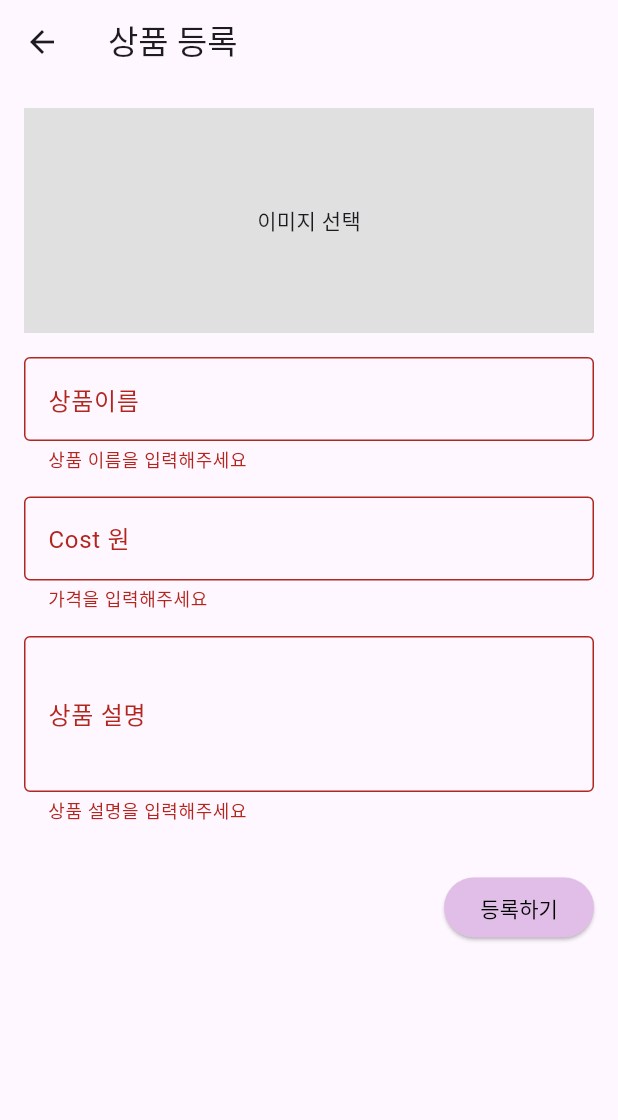
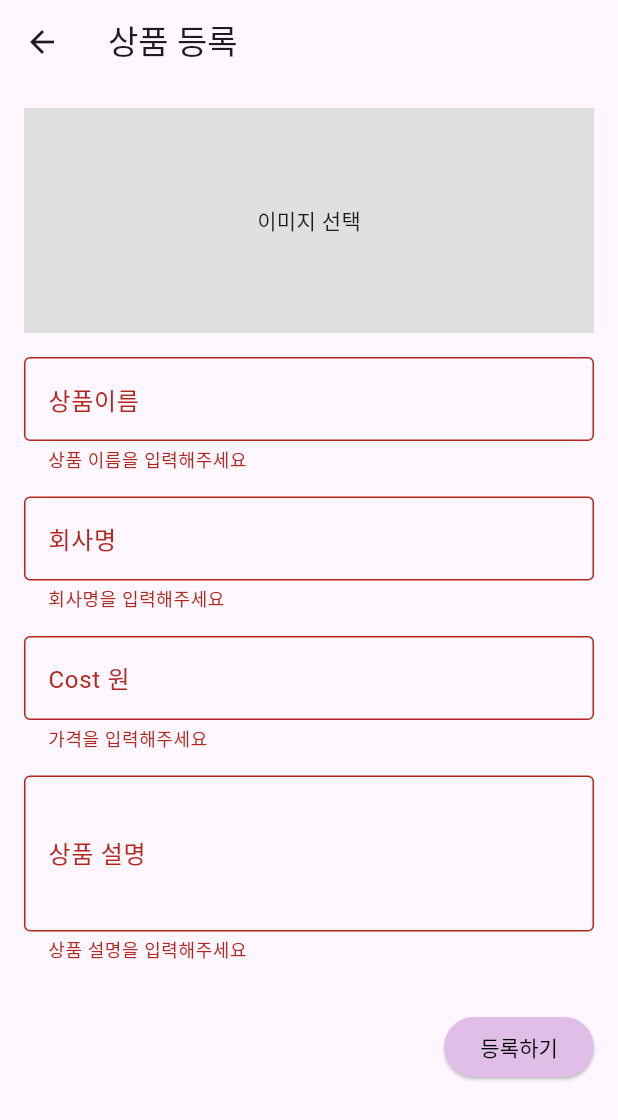
Before and after one commit to HongWonjong/flutter_shoppingmall, a Flutter app: the CreateItemPage screen opened directly, after a tap on "등록하기", on a phone screen of 412 x 824 dp. Shown: the top 1120 px of the screen. Run offline on Flutter 3.47's test engine with Material 3 defaults, Android fonts, the phone set to English and light mode, and no system bars; our stand-ins replace flutter_riverpod, image_picker.

Commit message:
feat/models Item 클래스에 제품의 공급자가 될 회사 이름 변수를 추가, 각 페이지에 해당 변경사항 반영

```diff
--- a/lib/models/item.dart
+++ b/lib/models/item.dart
@@ -3,6 +3,7 @@ import 'dart:io';
 class Item {
   final String id;
   final String name;
+  final String company_name;
   final double price;
   final String description;
   final File? imageFile; // 업로드된 이미지 파일
@@ -10,6 +11,7 @@ class Item {
   Item({
     required this.id,
     required this.name,
+    required this.company_name,
     required this.price,
     required this.description,
     this.imageFile,
--- a/lib/pages/create_item_page.dart
+++ b/lib/pages/create_item_page.dart
@@ -15,6 +15,7 @@ class CreateItemPage extends ConsumerStatefulWidget {
 class _CreateItemPageState extends ConsumerState<CreateItemPage> {
   final _formKey = GlobalKey<FormState>();
   final _nameController = TextEditingController();
+  final _companyNameController = TextEditingController();
   final _priceController = TextEditingController();
   final _descriptionController = TextEditingController();
   File? _selectedImage;
@@ -22,6 +23,7 @@ class _CreateItemPageState extends ConsumerState<CreateItemPage> {
   @override
   void dispose() {
     _nameController.dispose();
+    _companyNameController.dispose();
     _priceController.dispose();
     _descriptionController.dispose();
     super.dispose();
@@ -40,11 +42,13 @@ class _CreateItemPageState extends ConsumerState<CreateItemPage> {
   void _submit() {
     if (_formKey.currentState!.validate()) {
       final name = _nameController.text;
+      final companyName = _companyNameController.text;
       final price = double.parse(_priceController.text);
       final description = _descriptionController.text;
 
       ref.read(itemListProvider.notifier).addItem(
         name,
+        companyName,
         price,
         description,
         _selectedImage,
@@ -84,6 +88,20 @@ class _CreateItemPageState extends ConsumerState<CreateItemPage> {
                 validator: (value) {
                   if (value == null || value.isEmpty) {
                     return '상품 이름을 입력해주세요';
+                  }
+                  return null;
+                },
+              ),
+              const SizedBox(height: 16),
+              TextFormField(
+                controller: _companyNameController,
+                decoration: const InputDecoration(
+                  labelText: '회사명',
+                  border: OutlineInputBorder(),
+                ),
+                validator: (value) {
+                  if (value == null || value.isEmpty) {
+                    return '회사명을 입력해주세요';
                   }
                   return null;
                 },
--- a/lib/pages/item_detail_page.dart
+++ b/lib/pages/item_detail_page.dart
@@ -18,6 +18,7 @@ class ItemDetailPage extends ConsumerWidget {
       orElse: () => Item(
         id: '',
         name: '아이템 없음',
+        company_name: "이름 없음",
         price: 0.0,
         description: '해당 아이템을 찾을 수 없습니다.',
       ),
--- a/lib/providers/item_provider.dart
+++ b/lib/providers/item_provider.dart
@@ -11,6 +11,7 @@ class ItemListNotifier extends StateNotifier<List<Item>> {
     Item(
       id: '1',
       name: '개발자(무료)',
+      company_name: "스파르타 코딩 클럽",
       price: 0.0,
       description: '열정으로 가득한 무료 개발자',
       imageFile: null, // 초기에는 이미지 없음
@@ -18,16 +19,18 @@ class ItemListNotifier extends StateNotifier<List<Item>> {
     Item(
       id: '2',
       name: '이베리코 삼겹살',
+      company_name: "(주) 믿고 먹는 우리 한돈",
       price: 25.0,
       description: '스페인산 고급 이베리코 돼지의 삼겹살',
       imageFile: null, // 초기에는 이미지 없음
     ),
   ]);
 
-  void addItem(String name, double price, String description, File? imageFile) {
+  void addItem(String name, String company_name, double price, String description, File? imageFile) {
     final newItem = Item(
       id: DateTime.now().millisecondsSinceEpoch.toString(),
       name: name,
+      company_name: company_name,
       price: price,
       description: description,
       imageFile: imageFile,
```
